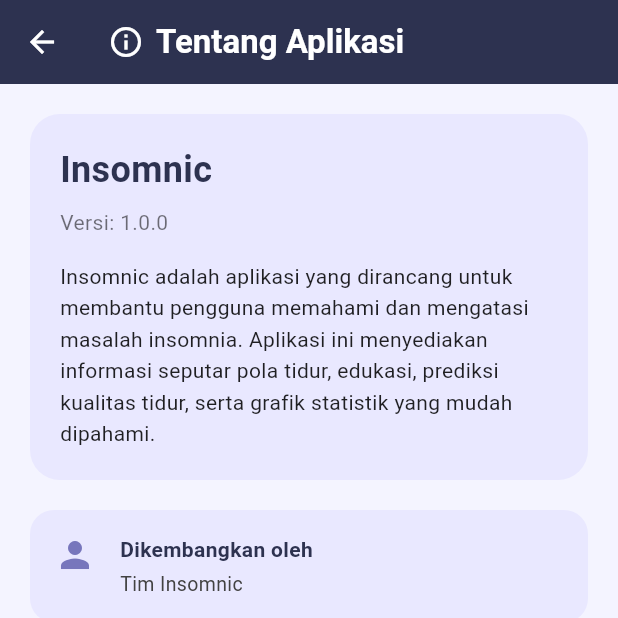
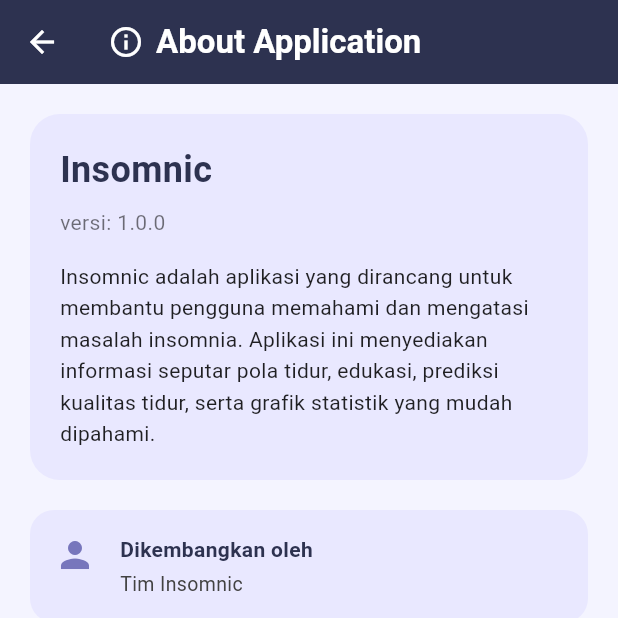
Before and after one commit to riziqhilmi/Insomnia-Mobile, a Flutter app: the TentangAplikasiPage screen opened directly, on a phone screen of 412 x 824 dp, the top half of it. Run offline on Flutter 3.47's test engine with Material 3 defaults, Android fonts, the phone set to English and light mode, and no system bars; our stand-ins replace animated_background, fl_chart, get, google_fonts, shared_preferences; accounts and stored records are empty; network calls fail; Roboto replaces fonts that are missing (Montserrat).

Commit message:
change language about apk & profil page

```diff
--- a/lib/page/tentangapk_page.dart
+++ b/lib/page/tentangapk_page.dart
@@ -1,4 +1,5 @@
 import 'package:flutter/material.dart';
+import 'package:get/get.dart';
 
 class TentangAplikasiPage extends StatelessWidget {
   const TentangAplikasiPage({Key? key}) : super(key: key);
@@ -21,12 +22,12 @@ class TentangAplikasiPage extends StatelessWidget {
             Navigator.pop(context); // kembali ke halaman sebelumnya
           },
         ),
-        title: const Row(
+        title:  Row(
           children: [
             Icon(Icons.info_outline, color: Colors.white),
             SizedBox(width: 8),
             Text(
-              'Tentang Aplikasi',
+              'tentang aplikasi'.tr,
               style: TextStyle(
                 color: Colors.white,
                 fontWeight: FontWeight.bold,
@@ -46,7 +47,7 @@ class TentangAplikasiPage extends StatelessWidget {
                 color: cardColor,
                 borderRadius: BorderRadius.circular(20),
               ),
-              child: const Column(
+              child:  Column(
                 crossAxisAlignment: CrossAxisAlignment.start,
                 children: [
                   Text(
@@ -60,7 +61,7 @@ class TentangAplikasiPage extends StatelessWidget {
                   ),
                   SizedBox(height: 8),
                   Text(
-                    'Versi: 1.0.0',
+                    'versi: 1.0.0'.tr,
                     style: TextStyle(
                       color: Colors.black54,
                       fontSize: 14,
@@ -68,7 +69,7 @@ class TentangAplikasiPage extends StatelessWidget {
                   ),
                   SizedBox(height: 16),
                   Text(
-                    'Insomnic adalah aplikasi yang dirancang untuk membantu pengguna memahami dan mengatasi masalah insomnia. Aplikasi ini menyediakan informasi seputar pola tidur, edukasi, prediksi kualitas tidur, serta grafik statistik yang mudah dipahami.',
+                    'insomnic adalah aplikasi yang dirancang untuk membantu pengguna memahami dan mengatasi masalah insomnia. aplikasi ini menyediakan informasi seputar pola tidur, edukasi, prediksi kualitas tidur, serta grafik statistik yang mudah dipahami.'.tr,
                     style: TextStyle(
                       color: Colors.black87,
                       fontSize: 14,
@@ -78,33 +79,33 @@ class TentangAplikasiPage extends StatelessWidget {
                 ],
               ),
             ),
-            const SizedBox(height: 20),
+             SizedBox(height: 20),
             _buildInfoTile(
               icon: Icons.person,
-              title: 'Dikembangkan oleh',
-              subtitle: 'Tim Insomnic',
+              title: 'dikembangkan oleh'.tr,
+              subtitle: 'tim insomnic'.tr,
               iconColor: accentColor,
             ),
-            const SizedBox(height: 10),
+             SizedBox(height: 10),
             _buildInfoTile(
               icon: Icons.mail_outline,
-              title: 'Kontak',
+              title: 'kontak'.tr,
               subtitle: '-',
               iconColor: accentColor,
             ),
-            const SizedBox(height: 10),
+             SizedBox(height: 10),
             _buildInfoTile(
               icon: Icons.lock_outline,
-              title: 'Hak Cipta',
+              title: 'hak cipta'.tr,
               subtitle: '-',
               iconColor: accentColor,
             ),
-            const SizedBox(height: 10),
+             SizedBox(height: 10),
             _buildInfoTile(
               icon: Icons.privacy_tip_outlined,
-              title: 'Kebijakan Privasi',
+              title: 'kebijakan privasi'.tr,
               subtitle:
-                  'Data pengguna tidak disimpan atau dibagikan ke pihak ketiga.',
+                  'data pengguna tidak disimpan atau dibagikan ke pihak ketiga.'.tr,
               iconColor: accentColor,
             ),
           ],
--- a/lib/utils/localization-service.dart
+++ b/lib/utils/localization-service.dart
@@ -55,7 +55,18 @@ class LocalizationService extends Translations {
           "beranda": "Home",
           "prediksi": "Prediction",
           "saya":"Me",
-
+          "edit profil pengguna": "Edit User Profile",
+          "keamanan & privasi": "Security & Privacy",
+          "tentang_aplikasi": "About Application",
+          "keluar akun": "Logout Account",
+          "versi: 1.0.0": "version: 1.0.0",
+          "insomnic adalah aplikasi yang dirancang untuk membantu pengguna memahami dan mengatasi masalah insomnia. aplikasi ini menyediakan informasi seputar pola tidur, edukasi, prediksi kualitas tidur, serta grafik statistik yang mudah dipahami.": "Insomnic is an application designed to help users understand and address insomnia issues. It provides information on sleep patterns, education, sleep quality predictions, and easy-to-understand statistical graphs.",
+          "dikembangkan oleh": "Developed by",
+          "tim insomnic": "Insomnic Team",
+          "kontak": "Contact",
+          "hak cipta": "Copyright",
+          "kebijakan privasi": "Privacy Policy",
+          "data pengguna tidak disimpan atau dibagikan ke pihak ketiga.": "User data is not stored or shared with third parties.",
 
 
 
@@ -125,7 +136,18 @@ class LocalizationService extends Translations {
           "beranda": "Beranda",
           "prediksi": "Prediksi",
           "saya": "Saya",
-
+          "edit profil pengguna": "Edit Profil Pengguna",
+          "keamanan & privasi": "Keamanan & Privasi",
+          "tentang_aplikasi": "Tentang Aplikasi",
+          "keluar akun": "Keluar Akun",
+          "versi: 1.0.0": "versi: 1.0.0",
+          "insomnic adalah aplikasi yang dirancang untuk membantu pengguna memahami dan mengatasi masalah insomnia. aplikasi ini menyediakan informasi seputar pola tidur, edukasi, prediksi kualitas tidur, serta grafik statistik yang mudah dipahami.": "Insomnic adalah aplikasi yang dirancang untuk membantu pengguna memahami dan mengatasi masalah insomnia. Aplikasi ini menyediakan informasi seputar pola tidur, edukasi, prediksi kualitas tidur, serta grafik statistik yang mudah dipahami.",
+          "dikembangkan oleh": "Dikembangkan oleh",
+          "tim insomnic": "Tim Insomnic",
+          "kontak": "Kontak",
+          "hak cipta": "Hak Cipta",
+          "kebijakan privasi": "Kebijakan Privasi",
+          "data pengguna tidak disimpan atau dibagikan ke pihak ketiga.": "Data pengguna tidak disimpan atau dibagikan ke pihak ketiga.",
 
 
 
@@ -144,9 +166,7 @@ class LocalizationService extends Translations {
           "pilih_bahasa": "Pilih Bahasa",
           "Pilih bahasa pilihan Anda untuk melanjutkan": "Pilih bahasa pilihan Anda untuk melanjutkan",
           "bantuan": "Bantuan",
-          "tentang_aplikasi": "Tentang Aplikasi",
           "keluar_desk": "Apakah anda yakin untuk keluar?",
-          "keluar": "Keluar",
           "batal": "Batal",
           "iya": "Iya",
          }
```
Also changed, not shown: lib/page/profile_page.dart (+9 -9 lines), lib/screens/forgot_password.dart (+54 -0 lines), lib/screens/otp_verification_screen.dart (+54 -5 lines).
